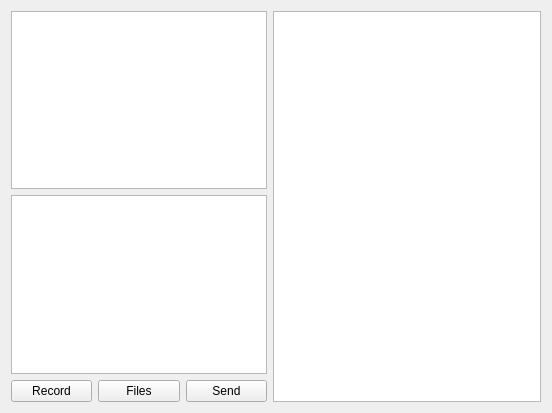
This is chatting.ui in meng-zha/ChatBox as Qt 5 draws it before an edit. The edited form follows.
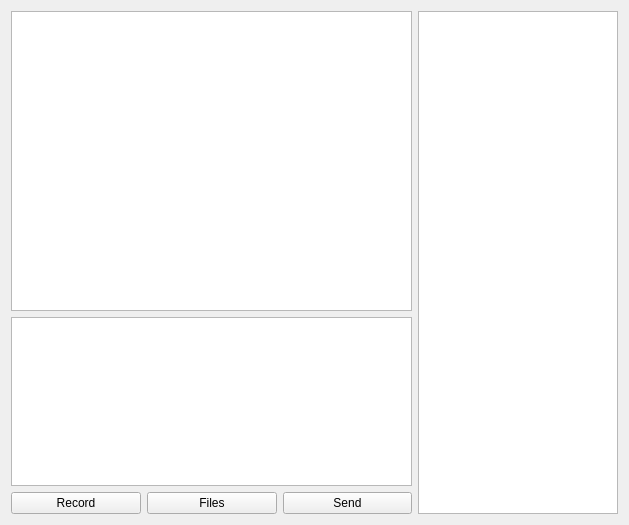
This is the edited form. Icons and pictures are not drawn.

```diff
--- a/chatting.ui
+++ b/chatting.ui
@@ -6,8 +6,8 @@
    <rect>
     <x>0</x>
     <y>0</y>
-    <width>552</width>
-    <height>413</height>
+    <width>629</width>
+    <height>525</height>
    </rect>
   </property>
   <property name="windowTitle">
@@ -15,7 +15,26 @@
   </property>
   <layout class="QGridLayout" name="gridLayout">
    <item row="0" column="3" rowspan="3">
-    <widget class="QTableWidget" name="emoji_table"/>
+    <widget class="QTableWidget" name="emoji_table">
+     <property name="sizePolicy">
+      <sizepolicy hsizetype="Fixed" vsizetype="Expanding">
+       <horstretch>0</horstretch>
+       <verstretch>0</verstretch>
+      </sizepolicy>
+     </property>
+     <property name="minimumSize">
+      <size>
+       <width>200</width>
+       <height>0</height>
+      </size>
+     </property>
+     <property name="maximumSize">
+      <size>
+       <width>200</width>
+       <height>16777215</height>
+      </size>
+     </property>
+    </widget>
    </item>
    <item row="1" column="0" colspan="3">
     <widget class="QTextEdit" name="send_textEdit"/>
@@ -43,6 +62,18 @@
    </item>
    <item row="0" column="0" colspan="3">
     <widget class="QTextEdit" name="info_display">
+     <property name="sizePolicy">
+      <sizepolicy hsizetype="Expanding" vsizetype="Expanding">
+       <horstretch>0</horstretch>
+       <verstretch>0</verstretch>
+      </sizepolicy>
+     </property>
+     <property name="minimumSize">
+      <size>
+       <width>400</width>
+       <height>300</height>
+      </size>
+     </property>
      <property name="readOnly">
       <bool>true</bool>
      </property>
```
Left out of the diff: 12 changed lines with no effect on the pictures.
